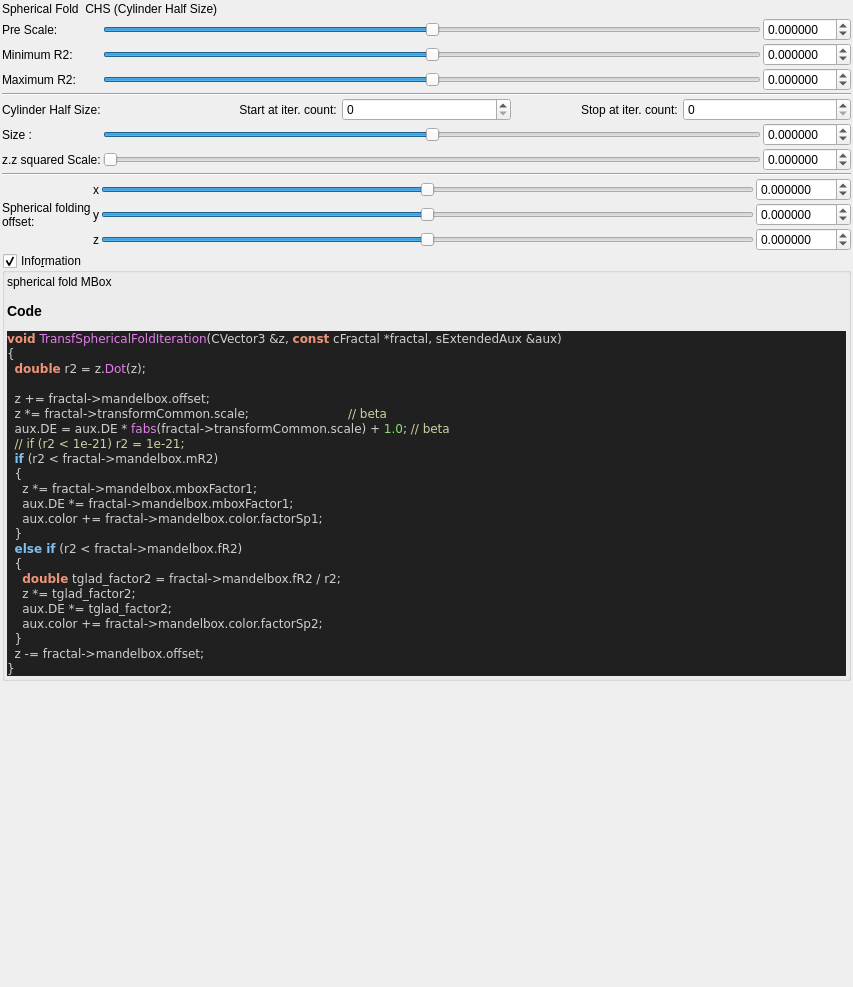
Old version of the form mandelbulber2/qt_data/fractal_transf_spherical_fold_chs.ui in the repository buddhi1980/mandelbulber2.
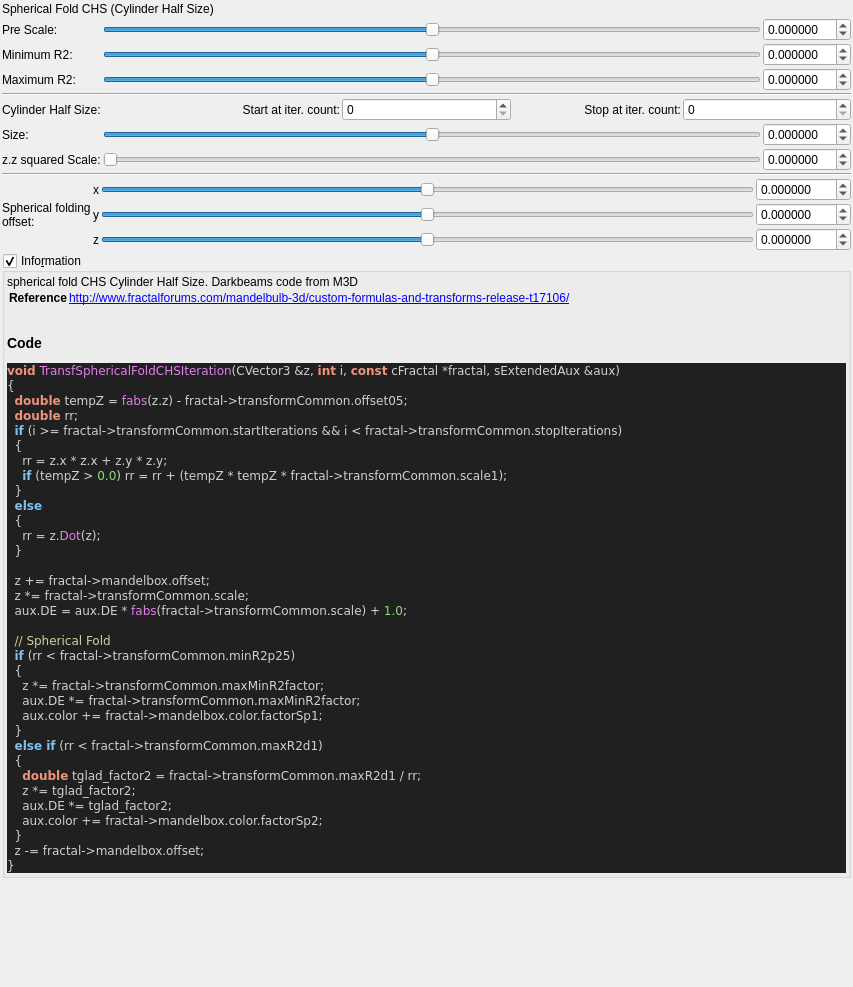
New version of the form. Custom widgets are drawn as their Qt base class.

The edit to the form file:
```diff
--- a/mandelbulber2/qt_data/fractal_transf_spherical_fold_chs.ui
+++ b/mandelbulber2/qt_data/fractal_transf_spherical_fold_chs.ui
@@ -32,7 +32,7 @@
    <item>
     <widget class="QLabel" name="label_17">
      <property name="text">
-      <string>Spherical Fold  CHS (Cylinder Half Size)</string>
+      <string>Spherical Fold CHS (Cylinder Half Size)</string>
      </property>
     </widget>
    </item>
@@ -213,7 +213,7 @@
        <item row="1" column="1">
         <widget class="QLabel" name="label_66">
          <property name="text">
-          <string>Start at iter. count: </string>
+          <string>Start at iter. count:</string>
          </property>
          <property name="alignment">
           <set>Qt::AlignRight|Qt::AlignTrailing|Qt::AlignVCenter</set>
@@ -223,7 +223,7 @@
        <item row="1" column="3">
         <widget class="QLabel" name="label_49">
          <property name="text">
-          <string>Stop at iter. count: </string>
+          <string>Stop at iter. count:</string>
          </property>
          <property name="alignment">
           <set>Qt::AlignRight|Qt::AlignTrailing|Qt::AlignVCenter</set>
@@ -281,7 +281,7 @@
      <item row="6" column="0">
       <widget class="QLabel" name="label_108">
        <property name="text">
-        <string>Size :</string>
+        <string>Size:</string>
        </property>
       </widget>
      </item>
@@ -660,27 +660,40 @@
       <item>
        <widget class="QLabel" name="label_code_content">
         <property name="text">
-         <string notr="true">&lt;p&gt;spherical fold MBox&lt;/p&gt;&lt;table&gt;
+         <string notr="true">&lt;p&gt;spherical fold CHS Cylinder Half Size. Darkbeams code from M3D&lt;/p&gt;&lt;table&gt;
+&lt;tr&gt;&lt;th&gt;Reference&lt;/th&gt;&lt;td&gt;&lt;a href=&quot;http://www.fractalforums.com/mandelbulb-3d/custom-formulas-and-transforms-release-t17106/&quot;&gt;http://www.fractalforums.com/mandelbulb-3d/custom-formulas-and-transforms-release-t17106/&lt;br&gt;
+&lt;/td&gt;&lt;/tr&gt;
 &lt;/table&gt;
 &lt;h3&gt;Code&lt;/h3&gt;
 &lt;body style=&quot;background-color:#202020&quot;&gt;
-&lt;pre style=&quot;color:#d0d0d0; background-color:#202020;  font-family:'Courier New',monospace;&quot;&gt;&lt;span style=&quot;color:#f09479; font-weight:bold&quot;&gt;void&lt;/span&gt; &lt;span style=&quot;color:#e47eed&quot;&gt;TransfSphericalFoldIteration&lt;/span&gt;&lt;span style=&quot;color:#d0d0d0&quot;&gt;(&lt;/span&gt;CVector3 &lt;span style=&quot;color:#d0d0d0&quot;&gt;&amp;amp;&lt;/span&gt;z&lt;span style=&quot;color:#d0d0d0&quot;&gt;,&lt;/span&gt; &lt;span style=&quot;color:#f09479; font-weight:bold&quot;&gt;const&lt;/span&gt; cFractal &lt;span style=&quot;color:#d0d0d0&quot;&gt;*&lt;/span&gt;fractal&lt;span style=&quot;color:#d0d0d0&quot;&gt;,&lt;/span&gt; sExtendedAux &lt;span style=&quot;color:#d0d0d0&quot;&gt;&amp;amp;&lt;/span&gt;aux&lt;span style=&quot;color:#d0d0d0&quot;&gt;)&lt;/span&gt;
+&lt;pre style=&quot;color:#d0d0d0; background-color:#202020;  font-family:'Courier New',monospace;&quot;&gt;&lt;span style=&quot;color:#f09479; font-weight:bold&quot;&gt;void&lt;/span&gt; &lt;span style=&quot;color:#e47eed&quot;&gt;TransfSphericalFoldCHSIteration&lt;/span&gt;&lt;span style=&quot;color:#d0d0d0&quot;&gt;(&lt;/span&gt;CVector3 &lt;span style=&quot;color:#d0d0d0&quot;&gt;&amp;amp;&lt;/span&gt;z&lt;span style=&quot;color:#d0d0d0&quot;&gt;,&lt;/span&gt; &lt;span style=&quot;color:#f09479; font-weight:bold&quot;&gt;int&lt;/span&gt; i&lt;span style=&quot;color:#d0d0d0&quot;&gt;,&lt;/span&gt; &lt;span style=&quot;color:#f09479; font-weight:bold&quot;&gt;const&lt;/span&gt; cFractal &lt;span style=&quot;color:#d0d0d0&quot;&gt;*&lt;/span&gt;fractal&lt;span style=&quot;color:#d0d0d0&quot;&gt;,&lt;/span&gt; sExtendedAux &lt;span style=&quot;color:#d0d0d0&quot;&gt;&amp;amp;&lt;/span&gt;aux&lt;span style=&quot;color:#d0d0d0&quot;&gt;)&lt;/span&gt;
 &lt;span style=&quot;color:#d0d0d0&quot;&gt;{&lt;/span&gt;
-  &lt;span style=&quot;color:#f09479; font-weight:bold&quot;&gt;double&lt;/span&gt; r2 &lt;span style=&quot;color:#d0d0d0&quot;&gt;=&lt;/span&gt; z&lt;span style=&quot;color:#d0d0d0&quot;&gt;.&lt;/span&gt;&lt;span style=&quot;color:#e47eed&quot;&gt;Dot&lt;/span&gt;&lt;span style=&quot;color:#d0d0d0&quot;&gt;(&lt;/span&gt;z&lt;span style=&quot;color:#d0d0d0&quot;&gt;);&lt;/span&gt;
+  &lt;span style=&quot;color:#f09479; font-weight:bold&quot;&gt;double&lt;/span&gt; tempZ &lt;span style=&quot;color:#d0d0d0&quot;&gt;=&lt;/span&gt; &lt;span style=&quot;color:#e47eed&quot;&gt;fabs&lt;/span&gt;&lt;span style=&quot;color:#d0d0d0&quot;&gt;(&lt;/span&gt;z&lt;span style=&quot;color:#d0d0d0&quot;&gt;.&lt;/span&gt;z&lt;span style=&quot;color:#d0d0d0&quot;&gt;) -&lt;/span&gt; fractal&lt;span style=&quot;color:#d0d0d0&quot;&gt;-&amp;gt;&lt;/span&gt;transformCommon&lt;span style=&quot;color:#d0d0d0&quot;&gt;.&lt;/span&gt;offset05&lt;span style=&quot;color:#d0d0d0&quot;&gt;;&lt;/span&gt;
+  &lt;span style=&quot;color:#f09479; font-weight:bold&quot;&gt;double&lt;/span&gt; rr&lt;span style=&quot;color:#d0d0d0&quot;&gt;;&lt;/span&gt;
+  &lt;span style=&quot;color:#7ec0ee; font-weight:bold&quot;&gt;if&lt;/span&gt; &lt;span style=&quot;color:#d0d0d0&quot;&gt;(&lt;/span&gt;i &lt;span style=&quot;color:#d0d0d0&quot;&gt;&amp;gt;=&lt;/span&gt; fractal&lt;span style=&quot;color:#d0d0d0&quot;&gt;-&amp;gt;&lt;/span&gt;transformCommon&lt;span style=&quot;color:#d0d0d0&quot;&gt;.&lt;/span&gt;startIterations &lt;span style=&quot;color:#d0d0d0&quot;&gt;&amp;amp;&amp;amp;&lt;/span&gt; i &lt;span style=&quot;color:#d0d0d0&quot;&gt;&amp;lt;&lt;/span&gt; fractal&lt;span style=&quot;color:#d0d0d0&quot;&gt;-&amp;gt;&lt;/span&gt;transformCommon&lt;span style=&quot;color:#d0d0d0&quot;&gt;.&lt;/span&gt;stopIterations&lt;span style=&quot;color:#d0d0d0&quot;&gt;)&lt;/span&gt;
+  &lt;span style=&quot;color:#d0d0d0&quot;&gt;{&lt;/span&gt;
+    rr &lt;span style=&quot;color:#d0d0d0&quot;&gt;=&lt;/span&gt; z&lt;span style=&quot;color:#d0d0d0&quot;&gt;.&lt;/span&gt;x &lt;span style=&quot;color:#d0d0d0&quot;&gt;*&lt;/span&gt; z&lt;span style=&quot;color:#d0d0d0&quot;&gt;.&lt;/span&gt;x &lt;span style=&quot;color:#d0d0d0&quot;&gt;+&lt;/span&gt; z&lt;span style=&quot;color:#d0d0d0&quot;&gt;.&lt;/span&gt;y &lt;span style=&quot;color:#d0d0d0&quot;&gt;*&lt;/span&gt; z&lt;span style=&quot;color:#d0d0d0&quot;&gt;.&lt;/span&gt;y&lt;span style=&quot;color:#d0d0d0&quot;&gt;;&lt;/span&gt;
+    &lt;span style=&quot;color:#7ec0ee; font-weight:bold&quot;&gt;if&lt;/span&gt; &lt;span style=&quot;color:#d0d0d0&quot;&gt;(&lt;/span&gt;tempZ &lt;span style=&quot;color:#d0d0d0&quot;&gt;&amp;gt;&lt;/span&gt; &lt;span style=&quot;color:#87df71&quot;&gt;0.0&lt;/span&gt;&lt;span style=&quot;color:#d0d0d0&quot;&gt;)&lt;/span&gt; rr &lt;span style=&quot;color:#d0d0d0&quot;&gt;=&lt;/span&gt; rr &lt;span style=&quot;color:#d0d0d0&quot;&gt;+ (&lt;/span&gt;tempZ &lt;span style=&quot;color:#d0d0d0&quot;&gt;*&lt;/span&gt; tempZ &lt;span style=&quot;color:#d0d0d0&quot;&gt;*&lt;/span&gt; fractal&lt;span style=&quot;color:#d0d0d0&quot;&gt;-&amp;gt;&lt;/span&gt;transformCommon&lt;span style=&quot;color:#d0d0d0&quot;&gt;.&lt;/span&gt;scale1&lt;span style=&quot;color:#d0d0d0&quot;&gt;);&lt;/span&gt;
+  &lt;span style=&quot;color:#d0d0d0&quot;&gt;}&lt;/span&gt;
+  &lt;span style=&quot;color:#7ec0ee; font-weight:bold&quot;&gt;else&lt;/span&gt;
+  &lt;span style=&quot;color:#d0d0d0&quot;&gt;{&lt;/span&gt;
+    rr &lt;span style=&quot;color:#d0d0d0&quot;&gt;=&lt;/span&gt; z&lt;span style=&quot;color:#d0d0d0&quot;&gt;.&lt;/span&gt;&lt;span style=&quot;color:#e47eed&quot;&gt;Dot&lt;/span&gt;&lt;span style=&quot;color:#d0d0d0&quot;&gt;(&lt;/span&gt;z&lt;span style=&quot;color:#d0d0d0&quot;&gt;);&lt;/span&gt;
+  &lt;span style=&quot;color:#d0d0d0&quot;&gt;}&lt;/span&gt;
 
   z &lt;span style=&quot;color:#d0d0d0&quot;&gt;+=&lt;/span&gt; fractal&lt;span style=&quot;color:#d0d0d0&quot;&gt;-&amp;gt;&lt;/span&gt;mandelbox&lt;span style=&quot;color:#d0d0d0&quot;&gt;.&lt;/span&gt;offset&lt;span style=&quot;color:#d0d0d0&quot;&gt;;&lt;/span&gt;
-  z &lt;span style=&quot;color:#d0d0d0&quot;&gt;*=&lt;/span&gt; fractal&lt;span style=&quot;color:#d0d0d0&quot;&gt;-&amp;gt;&lt;/span&gt;transformCommon&lt;span style=&quot;color:#d0d0d0&quot;&gt;.&lt;/span&gt;scale&lt;span style=&quot;color:#d0d0d0&quot;&gt;;&lt;/span&gt;                          &lt;span style=&quot;color:#d0d0a0&quot;&gt;// beta&lt;/span&gt;
-  aux&lt;span style=&quot;color:#d0d0d0&quot;&gt;.&lt;/span&gt;DE &lt;span style=&quot;color:#d0d0d0&quot;&gt;=&lt;/span&gt; aux&lt;span style=&quot;color:#d0d0d0&quot;&gt;.&lt;/span&gt;DE &lt;span style=&quot;color:#d0d0d0&quot;&gt;*&lt;/span&gt; &lt;span style=&quot;color:#e47eed&quot;&gt;fabs&lt;/span&gt;&lt;span style=&quot;color:#d0d0d0&quot;&gt;(&lt;/span&gt;fractal&lt;span style=&quot;color:#d0d0d0&quot;&gt;-&amp;gt;&lt;/span&gt;transformCommon&lt;span style=&quot;color:#d0d0d0&quot;&gt;.&lt;/span&gt;scale&lt;span style=&quot;color:#d0d0d0&quot;&gt;) +&lt;/span&gt; &lt;span style=&quot;color:#87df71&quot;&gt;1.0&lt;/span&gt;&lt;span style=&quot;color:#d0d0d0&quot;&gt;;&lt;/span&gt; &lt;span style=&quot;color:#d0d0a0&quot;&gt;// beta&lt;/span&gt;
-  &lt;span style=&quot;color:#d0d0a0&quot;&gt;// if (r2 &amp;lt; 1e-21) r2 = 1e-21;&lt;/span&gt;
-  &lt;span style=&quot;color:#7ec0ee; font-weight:bold&quot;&gt;if&lt;/span&gt; &lt;span style=&quot;color:#d0d0d0&quot;&gt;(&lt;/span&gt;r2 &lt;span style=&quot;color:#d0d0d0&quot;&gt;&amp;lt;&lt;/span&gt; fractal&lt;span style=&quot;color:#d0d0d0&quot;&gt;-&amp;gt;&lt;/span&gt;mandelbox&lt;span style=&quot;color:#d0d0d0&quot;&gt;.&lt;/span&gt;mR2&lt;span style=&quot;color:#d0d0d0&quot;&gt;)&lt;/span&gt;
+  z &lt;span style=&quot;color:#d0d0d0&quot;&gt;*=&lt;/span&gt; fractal&lt;span style=&quot;color:#d0d0d0&quot;&gt;-&amp;gt;&lt;/span&gt;transformCommon&lt;span style=&quot;color:#d0d0d0&quot;&gt;.&lt;/span&gt;scale&lt;span style=&quot;color:#d0d0d0&quot;&gt;;&lt;/span&gt;
+  aux&lt;span style=&quot;color:#d0d0d0&quot;&gt;.&lt;/span&gt;DE &lt;span style=&quot;color:#d0d0d0&quot;&gt;=&lt;/span&gt; aux&lt;span style=&quot;color:#d0d0d0&quot;&gt;.&lt;/span&gt;DE &lt;span style=&quot;color:#d0d0d0&quot;&gt;*&lt;/span&gt; &lt;span style=&quot;color:#e47eed&quot;&gt;fabs&lt;/span&gt;&lt;span style=&quot;color:#d0d0d0&quot;&gt;(&lt;/span&gt;fractal&lt;span style=&quot;color:#d0d0d0&quot;&gt;-&amp;gt;&lt;/span&gt;transformCommon&lt;span style=&quot;color:#d0d0d0&quot;&gt;.&lt;/span&gt;scale&lt;span style=&quot;color:#d0d0d0&quot;&gt;) +&lt;/span&gt; &lt;span style=&quot;color:#87df71&quot;&gt;1.0&lt;/span&gt;&lt;span style=&quot;color:#d0d0d0&quot;&gt;;&lt;/span&gt;
+
+  &lt;span style=&quot;color:#d0d0a0&quot;&gt;// Spherical Fold&lt;/span&gt;
+  &lt;span style=&quot;color:#7ec0ee; font-weight:bold&quot;&gt;if&lt;/span&gt; &lt;span style=&quot;color:#d0d0d0&quot;&gt;(&lt;/span&gt;rr &lt;span style=&quot;color:#d0d0d0&quot;&gt;&amp;lt;&lt;/span&gt; fractal&lt;span style=&quot;color:#d0d0d0&quot;&gt;-&amp;gt;&lt;/span&gt;transformCommon&lt;span style=&quot;color:#d0d0d0&quot;&gt;.&lt;/span&gt;minR2p25&lt;span style=&quot;color:#d0d0d0&quot;&gt;)&lt;/span&gt;
   &lt;span style=&quot;color:#d0d0d0&quot;&gt;{&lt;/span&gt;
-    z &lt;span style=&quot;color:#d0d0d0&quot;&gt;*=&lt;/span&gt; fractal&lt;span style=&quot;color:#d0d0d0&quot;&gt;-&amp;gt;&lt;/span&gt;mandelbox&lt;span style=&quot;color:#d0d0d0&quot;&gt;.&lt;/span&gt;mboxFactor1&lt;span style=&quot;color:#d0d0d0&quot;&gt;;&lt;/span&gt;
-    aux&lt;span style=&quot;color:#d0d0d0&quot;&gt;.&lt;/span&gt;DE &lt;span style=&quot;color:#d0d0d0&quot;&gt;*=&lt;/span&gt; fractal&lt;span style=&quot;color:#d0d0d0&quot;&gt;-&amp;gt;&lt;/span&gt;mandelbox&lt;span style=&quot;color:#d0d0d0&quot;&gt;.&lt;/span&gt;mboxFactor1&lt;span style=&quot;color:#d0d0d0&quot;&gt;;&lt;/span&gt;
+    z &lt;span style=&quot;color:#d0d0d0&quot;&gt;*=&lt;/span&gt; fractal&lt;span style=&quot;color:#d0d0d0&quot;&gt;-&amp;gt;&lt;/span&gt;transformCommon&lt;span style=&quot;color:#d0d0d0&quot;&gt;.&lt;/span&gt;maxMinR2factor&lt;span style=&quot;color:#d0d0d0&quot;&gt;;&lt;/span&gt;
+    aux&lt;span style=&quot;color:#d0d0d0&quot;&gt;.&lt;/span&gt;DE &lt;span style=&quot;color:#d0d0d0&quot;&gt;*=&lt;/span&gt; fractal&lt;span style=&quot;color:#d0d0d0&quot;&gt;-&amp;gt;&lt;/span&gt;transformCommon&lt;span style=&quot;color:#d0d0d0&quot;&gt;.&lt;/span&gt;maxMinR2factor&lt;span style=&quot;color:#d0d0d0&quot;&gt;;&lt;/span&gt;
     aux&lt;span style=&quot;color:#d0d0d0&quot;&gt;.&lt;/span&gt;color &lt;span style=&quot;color:#d0d0d0&quot;&gt;+=&lt;/span&gt; fractal&lt;span style=&quot;color:#d0d0d0&quot;&gt;-&amp;gt;&lt;/span&gt;mandelbox&lt;span style=&quot;color:#d0d0d0&quot;&gt;.&lt;/span&gt;color&lt;span style=&quot;color:#d0d0d0&quot;&gt;.&lt;/span&gt;factorSp1&lt;span style=&quot;color:#d0d0d0&quot;&gt;;&lt;/span&gt;
   &lt;span style=&quot;color:#d0d0d0&quot;&gt;}&lt;/span&gt;
-  &lt;span style=&quot;color:#7ec0ee; font-weight:bold&quot;&gt;else if&lt;/span&gt; &lt;span style=&quot;color:#d0d0d0&quot;&gt;(&lt;/span&gt;r2 &lt;span style=&quot;color:#d0d0d0&quot;&gt;&amp;lt;&lt;/span&gt; fractal&lt;span style=&quot;color:#d0d0d0&quot;&gt;-&amp;gt;&lt;/span&gt;mandelbox&lt;span style=&quot;color:#d0d0d0&quot;&gt;.&lt;/span&gt;fR2&lt;span style=&quot;color:#d0d0d0&quot;&gt;)&lt;/span&gt;
+  &lt;span style=&quot;color:#7ec0ee; font-weight:bold&quot;&gt;else if&lt;/span&gt; &lt;span style=&quot;color:#d0d0d0&quot;&gt;(&lt;/span&gt;rr &lt;span style=&quot;color:#d0d0d0&quot;&gt;&amp;lt;&lt;/span&gt; fractal&lt;span style=&quot;color:#d0d0d0&quot;&gt;-&amp;gt;&lt;/span&gt;transformCommon&lt;span style=&quot;color:#d0d0d0&quot;&gt;.&lt;/span&gt;maxR2d1&lt;span style=&quot;color:#d0d0d0&quot;&gt;)&lt;/span&gt;
   &lt;span style=&quot;color:#d0d0d0&quot;&gt;{&lt;/span&gt;
-    &lt;span style=&quot;color:#f09479; font-weight:bold&quot;&gt;double&lt;/span&gt; tglad_factor2 &lt;span style=&quot;color:#d0d0d0&quot;&gt;=&lt;/span&gt; fractal&lt;span style=&quot;color:#d0d0d0&quot;&gt;-&amp;gt;&lt;/span&gt;mandelbox&lt;span style=&quot;color:#d0d0d0&quot;&gt;.&lt;/span&gt;fR2 &lt;span style=&quot;color:#d0d0d0&quot;&gt;/&lt;/span&gt; r2&lt;span style=&quot;color:#d0d0d0&quot;&gt;;&lt;/span&gt;
+    &lt;span style=&quot;color:#f09479; font-weight:bold&quot;&gt;double&lt;/span&gt; tglad_factor2 &lt;span style=&quot;color:#d0d0d0&quot;&gt;=&lt;/span&gt; fractal&lt;span style=&quot;color:#d0d0d0&quot;&gt;-&amp;gt;&lt;/span&gt;transformCommon&lt;span style=&quot;color:#d0d0d0&quot;&gt;.&lt;/span&gt;maxR2d1 &lt;span style=&quot;color:#d0d0d0&quot;&gt;/&lt;/span&gt; rr&lt;span style=&quot;color:#d0d0d0&quot;&gt;;&lt;/span&gt;
     z &lt;span style=&quot;color:#d0d0d0&quot;&gt;*=&lt;/span&gt; tglad_factor2&lt;span style=&quot;color:#d0d0d0&quot;&gt;;&lt;/span&gt;
     aux&lt;span style=&quot;color:#d0d0d0&quot;&gt;.&lt;/span&gt;DE &lt;span style=&quot;color:#d0d0d0&quot;&gt;*=&lt;/span&gt; tglad_factor2&lt;span style=&quot;color:#d0d0d0&quot;&gt;;&lt;/span&gt;
     aux&lt;span style=&quot;color:#d0d0d0&quot;&gt;.&lt;/span&gt;color &lt;span style=&quot;color:#d0d0d0&quot;&gt;+=&lt;/span&gt; fractal&lt;span style=&quot;color:#d0d0d0&quot;&gt;-&amp;gt;&lt;/span&gt;mandelbox&lt;span style=&quot;color:#d0d0d0&quot;&gt;.&lt;/span&gt;color&lt;span style=&quot;color:#d0d0d0&quot;&gt;.&lt;/span&gt;factorSp2&lt;span style=&quot;color:#d0d0d0&quot;&gt;;&lt;/span&gt;
```
Left out of the diff: 4 changed lines with no effect on the pictures.
